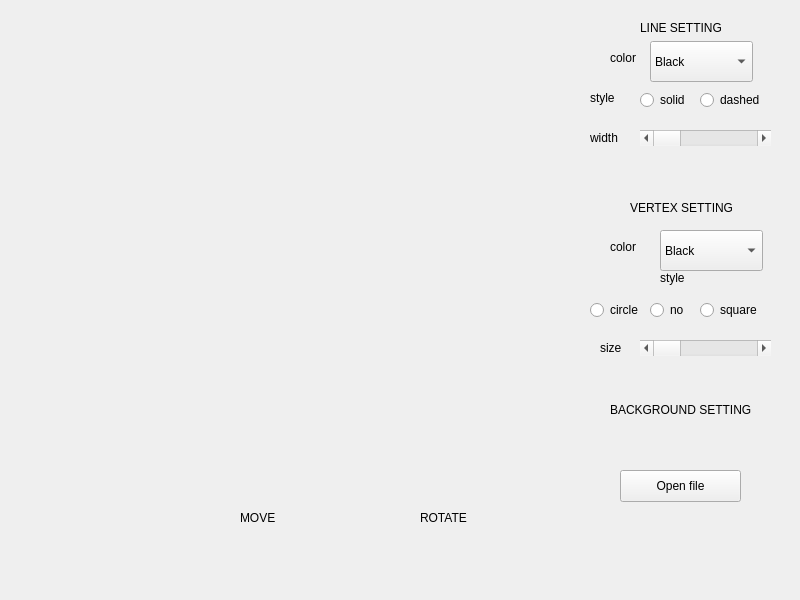
Old version of the form 3DWieve/mainwindow.ui in the repository Selloni/3D_Viever_C.
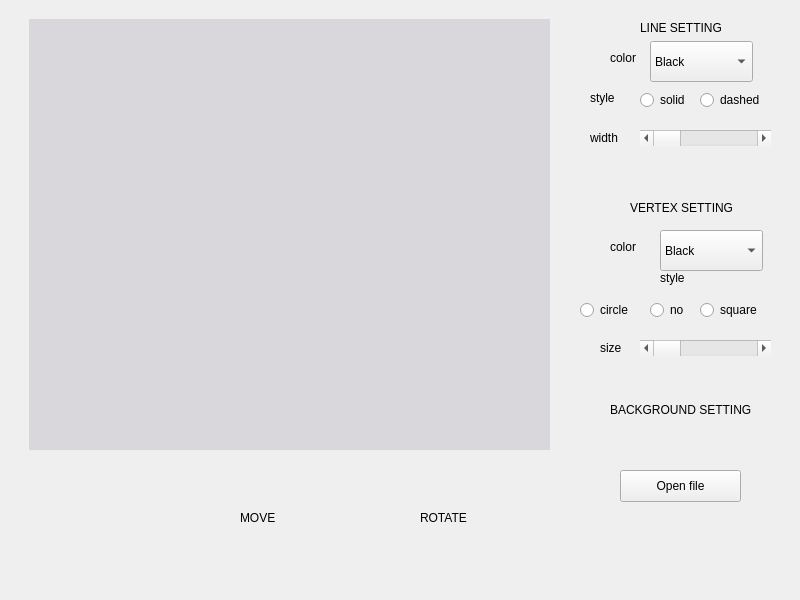
New version of the form. Custom widgets are drawn as their Qt base class.

```diff
--- a/3DWieve/mainwindow.ui
+++ b/3DWieve/mainwindow.ui
@@ -23,6 +23,9 @@
       <height>431</height>
      </rect>
     </property>
+    <property name="styleSheet">
+     <string notr="true">background-color: rgb(217, 215, 219);</string>
+    </property>
    </widget>
    <widget class="QPushButton" name="pushButton">
     <property name="geometry">
@@ -241,19 +244,6 @@
      <string>color</string>
     </property>
    </widget>
-   <widget class="QRadioButton" name="vertex_circle">
-    <property name="geometry">
-     <rect>
-      <x>590</x>
-      <y>300</y>
-      <width>61</width>
-      <height>20</height>
-     </rect>
-    </property>
-    <property name="text">
-     <string>circle</string>
-    </property>
-   </widget>
    <widget class="QLabel" name="label_9">
     <property name="geometry">
      <rect>
@@ -341,6 +331,19 @@
      <string>MOVE</string>
     </property>
    </widget>
+   <widget class="QRadioButton" name="vertex_circle">
+    <property name="geometry">
+     <rect>
+      <x>580</x>
+      <y>300</y>
+      <width>61</width>
+      <height>20</height>
+     </rect>
+    </property>
+    <property name="text">
+     <string>circle</string>
+    </property>
+   </widget>
   </widget>
   <widget class="QMenuBar" name="menubar">
    <property name="geometry">
```
